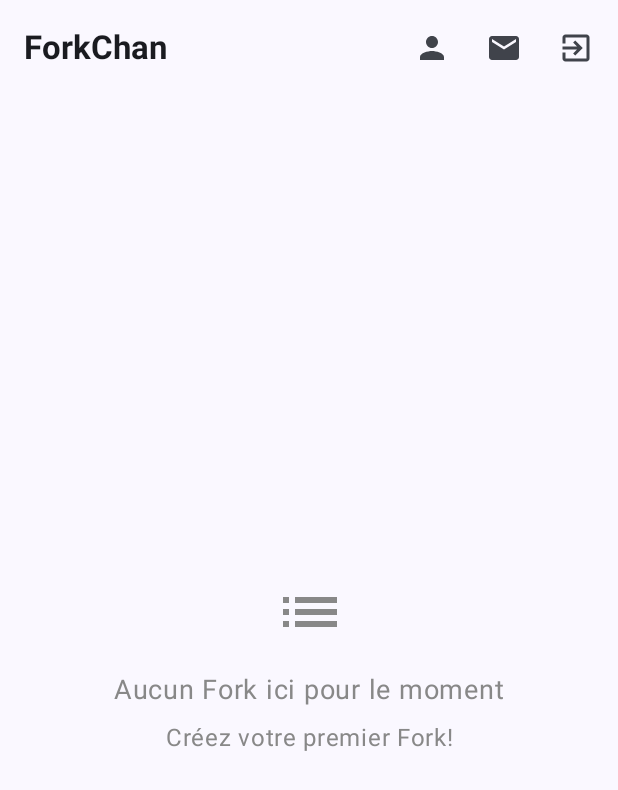
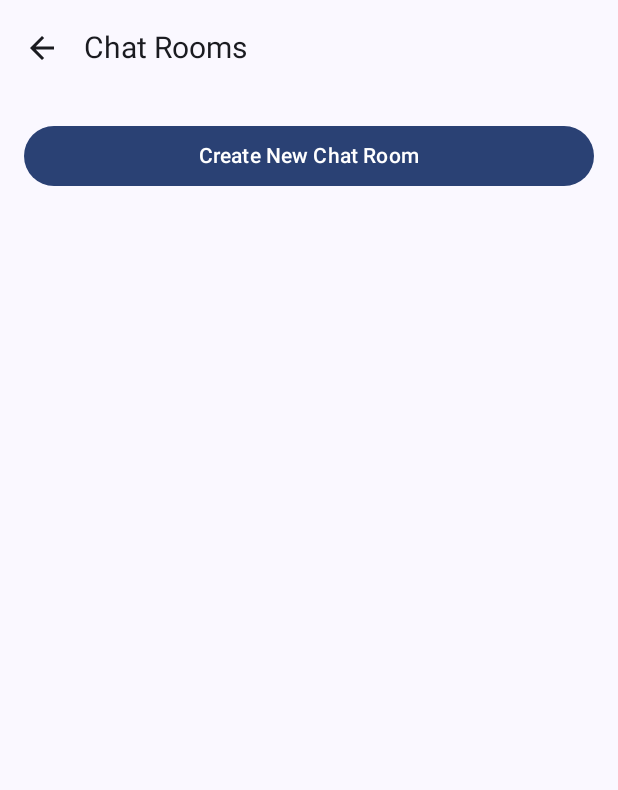
Before and after one commit to Sylouane05/fork_chan, an Android app built with Jetpack Compose: the FeedPage screen opened through its navigation route, after a tap on "Messages", on a phone screen of 412 x 824 dp. Shown: the top 790 px of the screen. Run offline under Robolectric (Android 15) with nearby library versions, the phone set to English and light mode, and no system bars; our stand-ins replace Firebase (no records; nobody signed in at launch, a user with empty details on screens opened directly), livedata-compose.

Commit message:
Ajout messagerie en direct

```diff
--- a/app/src/main/java/fr/fork_chan/MyAppNavigation.kt
+++ b/app/src/main/java/fr/fork_chan/MyAppNavigation.kt
@@ -4,15 +4,12 @@ import android.annotation.SuppressLint
 import androidx.compose.runtime.Composable
 import androidx.compose.ui.Modifier
 import androidx.lifecycle.viewmodel.compose.viewModel
+import androidx.navigation.NavType
 import androidx.navigation.compose.NavHost
 import androidx.navigation.compose.composable
 import androidx.navigation.compose.rememberNavController
-import fr.fork_chan.activities.CreatePostPage
-import fr.fork_chan.activities.EditProfilePage
-import fr.fork_chan.activities.FeedPage
-import fr.fork_chan.activities.LoginPage
-import fr.fork_chan.activities.SignUp
-import fr.fork_chan.activities.UserProfilePage
+import androidx.navigation.navArgument
+import fr.fork_chan.activities.*
 import fr.fork_chan.models.AuthViewModel
 import fr.fork_chan.models.PostViewModel
 
@@ -29,6 +26,16 @@ fun Navigation(modifier: Modifier = Modifier) {
         composable("feed") { FeedPage(navController, authViewModel, postViewModel) }
         composable("profile") { UserProfilePage(navController, authViewModel, postViewModel) }
         composable("edit_profile") { EditProfilePage(navController) }
-        composable("create_post") { CreatePostPage(navController, postViewModel) } // Added CreatePostPage
+        composable("create_post") { CreatePostPage(navController, postViewModel) }
+
+        // **New Chat Screens**
+        composable("chat_rooms") { ChatRoomsPage(navController) }
+        composable("create_chat_room") { CreateChatRoom(navController) }
+        composable(
+            "chat/{roomId}",
+            arguments = listOf(navArgument("roomId") { type = NavType.StringType })
+        ) { backStackEntry ->
+            ChatRoomPage(navController, backStackEntry.arguments?.getString("roomId") ?: "")
+        }
     }
 }
--- /dev/null
+++ b/app/src/main/java/fr/fork_chan/activities/ChatRoomsPage.kt
@@ -0,0 +1,79 @@
+package fr.fork_chan.activities
+
+import androidx.compose.foundation.clickable
+import androidx.compose.foundation.layout.*
+import androidx.compose.foundation.lazy.LazyColumn
+import androidx.compose.foundation.lazy.items
+import androidx.compose.material.icons.Icons
+import androidx.compose.material.icons.automirrored.filled.ArrowBack
+import androidx.compose.material3.*
+import androidx.compose.runtime.*
+import androidx.compose.ui.Modifier
+import androidx.compose.ui.unit.dp
+import androidx.compose.ui.unit.sp
+import androidx.navigation.NavController
+import com.google.firebase.firestore.FirebaseFirestore
+
+@OptIn(ExperimentalMaterial3Api::class)
+@Composable
+fun ChatRoomsPage(navController: NavController) {
+    val chatRooms = remember { mutableStateListOf<String>() }
+
+    // Fetch chat rooms from Firestore
+    LaunchedEffect(Unit) {
+        FirebaseFirestore.getInstance().collection("chat_rooms")
+            .get()
+            .addOnSuccessListener { result ->
+                val rooms = result.documents.mapNotNull { it.id }
+                chatRooms.clear()
+                chatRooms.addAll(rooms)
+            }
+    }
+
+    Scaffold(
+        topBar = {
+            TopAppBar(
+                title = { Text("Chat Rooms", fontSize = 20.sp) },
+                navigationIcon = {
+                    IconButton(onClick = { navController.popBackStack() }) {
+                        Icon(Icons.AutoMirrored.Filled.ArrowBack, contentDescription = "Back")
+                    }
+                }
+            )
+        }
+    ) { paddingValues ->
+        Column(
+            modifier = Modifier
+                .fillMaxSize()
+                .padding(paddingValues)
+                .padding(16.dp)
+        ) {
+            Button(
+                onClick = { navController.navigate("create_chat_room") },
+                modifier = Modifier.fillMaxWidth()
+            ) {
+                Text("Create New Chat Room")
+            }
+
+            Spacer(modifier = Modifier.height(16.dp))
+
+            LazyColumn {
+                items(chatRooms) { room ->
+                    Card(
+                        modifier = Modifier
+                            .fillMaxWidth()
+                            .padding(8.dp)
+                            .clickable { navController.navigate("chat/$room") },
+                        elevation = CardDefaults.cardElevation(4.dp)
+                    ) {
+                        Text(
+                            text = room,
+                            fontSize = 18.sp,
+                            modifier = Modifier.padding(16.dp)
+                        )
+                    }
+                }
+            }
+        }
+    }
+}
--- a/app/src/main/java/fr/fork_chan/activities/FeedPage.kt
+++ b/app/src/main/java/fr/fork_chan/activities/FeedPage.kt
@@ -137,7 +137,7 @@ fun FeedPage(
                             contentDescription = "Profile"
                         )
                     }
-                    IconButton(onClick = { /* Navigate to messages */ }) {
+                    IconButton(onClick = { navController.navigate("chat_rooms") }) {
                         Icon(
                             imageVector = Icons.Default.Email,
                             contentDescription = "Messages"
```
Also changed, not shown: app/src/main/java/fr/fork_chan/activities/ChatRoomPage.kt (added, +167 -0 lines), app/src/main/java/fr/fork_chan/activities/CreateChatRoom.kt (added, +64 -0 lines).
